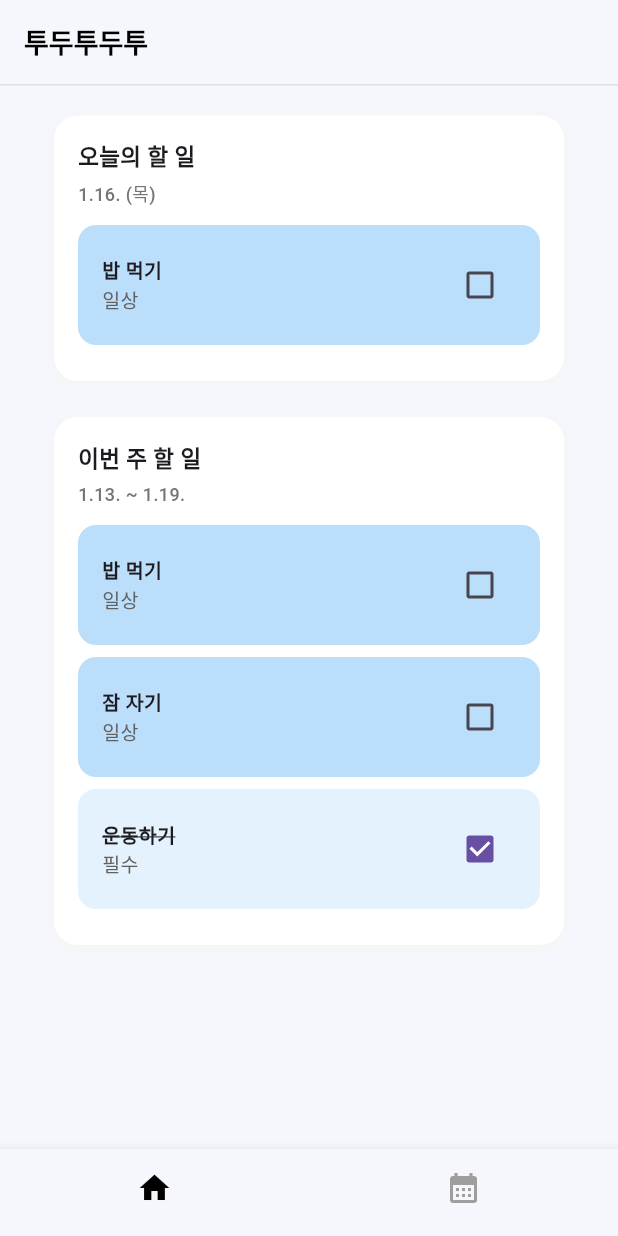
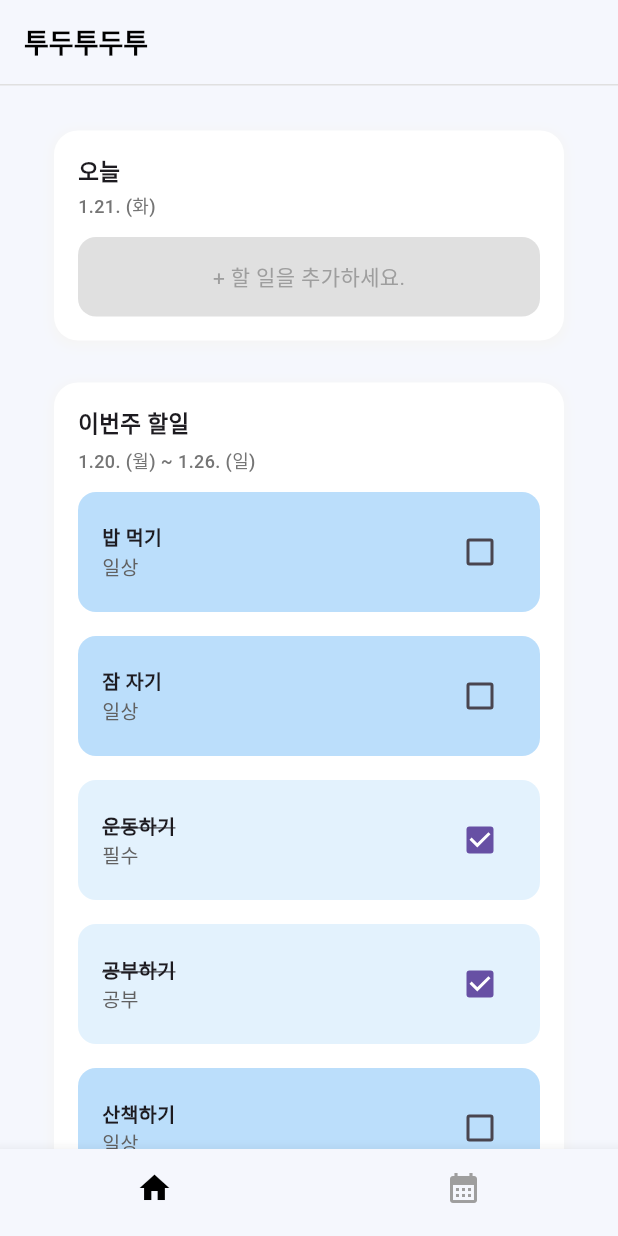
Before and after one commit to Team-TodoTodoTo/frontend, a Flutter app: the screen it shows after launch, on a phone screen of 412 x 824 dp. Run offline on Flutter 3.47's test engine with Material 3 defaults, Android fonts, the phone set to English and light mode, and no system bars; our stand-ins replace get, table_calendar.

Commit message:
feat: 기능 쪽 퍼블리싱 찐마무리

```diff
--- a/lib/main.dart
+++ b/lib/main.dart
@@ -1,6 +1,9 @@
 import 'package:flutter/material.dart';
+import 'package:intl/date_symbol_data_local.dart';
 import 'src/app.dart';
 
-void main() {
+Future<void> main() async {
+  WidgetsFlutterBinding.ensureInitialized(); // Flutter 엔진 초기화
+  await initializeDateFormatting('ko_KR', null); // 한국어 로케일 데이터 초기화
   runApp(const MyApp());
 }
--- a/lib/src/screens/todo/index.dart
+++ b/lib/src/screens/todo/index.dart
@@ -1,7 +1,9 @@
 import 'package:flutter/material.dart';
-import '../../widgets/section_container.dart';
+import 'package:intl/intl.dart';
 import '../../shared/category_data.dart';
 import '../../shared/todo_data.dart';
+import '../../widgets/section_container.dart';
+import '../../widgets/modal/add_todo.dart';
 
 class TodoIndex extends StatefulWidget {
   const TodoIndex({super.key});
@@ -11,12 +13,74 @@ class TodoIndex extends StatefulWidget {
 }
 
 class _TodoIndexState extends State<TodoIndex> {
-  late List<Map<String, dynamic>> todos;
+  List<Map<String, dynamic>> tasks =
+      todoList.map((task) => Map<String, dynamic>.from(task)).toList();
 
-  @override
-  void initState() {
-    super.initState();
-    todos = List<Map<String, dynamic>>.from(todoList);
+  final DateTime today = DateTime.now();
+
+  String getFormattedDate(DateTime date) {
+    return DateFormat("M.d. (E)", 'ko').format(date);
+  }
+
+  String getWeekRange() {
+    DateTime startOfWeek = today.subtract(Duration(days: today.weekday - 1));
+    DateTime endOfWeek = startOfWeek.add(const Duration(days: 6));
+    return "${DateFormat('M.d. (E)', 'ko').format(startOfWeek)} ~ "
+        "${DateFormat('M.d. (E)', 'ko').format(endOfWeek)}";
+  }
+
+  void _toggleTask(int index) {
+    setState(() {
+      tasks = tasks.map((task) {
+        if (tasks.indexOf(task) == index) {
+          return {...task, 'isCompleted': !task['isCompleted']};
+        }
+        return task;
+      }).toList();
+    });
+  }
+
+  void _showAddTaskModal() {
+    showDialog(
+      context: context,
+      builder: (context) => AddTodo(
+        onAdd: (title, category, date) {
+          final categoryData = categoryList.firstWhere(
+            (item) => item["title"] == category,
+            orElse: () => {"id": 1},
+          );
+          setState(() {
+            tasks.add({
+              "todo": title,
+              "categoryId": categoryData["id"],
+              "date": date,
+              "isCompleted": false,
+            });
+          });
+        },
+      ),
+    );
+  }
+
+  String _getCategoryTitle(int? categoryId) {
+    if (categoryId == null) return "알 수 없음";
+    final category = categoryList.firstWhere(
+      (item) => item["id"] == categoryId,
+      orElse: () => {"title": "알 수 없음"},
+    );
+    return category["title"] ?? "알 수 없음";
+  }
+
+  bool _isToday(String? dateString) {
+    if (dateString == null) return false;
+    try {
+      DateTime taskDate = DateTime.parse(dateString);
+      return taskDate.year == today.year &&
+          taskDate.month == today.month &&
+          taskDate.day == today.day;
+    } catch (e) {
+      return false;
+    }
   }
 
   @override
@@ -24,43 +88,47 @@ class _TodoIndexState extends State<TodoIndex> {
     return ListView(
       padding: const EdgeInsets.all(16),
       children: [
+        Padding(
+          padding: const EdgeInsets.only(bottom: 20, top: 10),
+          child: SectionContainer(
+            title: "오늘",
+            date: getFormattedDate(today),
+            children: [
+              ...tasks.where((task) => _isToday(task["date"])).map((task) {
+                return _buildTaskItem(
+                  task["todo"] as String? ?? "제목 없음",
+                  _getCategoryTitle(task["categoryId"] as int?),
+                  task["isCompleted"] as bool? ?? false,
+                );
+              }),
+              _buildAddTaskButton(),
+            ],
+          ),
+        ),
         SectionContainer(
-          title: "오늘의 할 일",
-          date: "1.16. (목)",
-          children: _buildTaskList("2025-01-16"),
-        ),
-        const SizedBox(height: 16),
-        SectionContainer(
-          title: "이번 주 할 일",
-          date: "1.13. ~ 1.19.",
-          children: _buildTaskListForWeek(["2025-01-16", "2025-01-18"]),
+          title: "이번주 할일",
+          date: getWeekRange(),
+          children: [
+            ...tasks.map((task) {
+              return _buildTaskItem(
+                task["todo"] as String? ?? "제목 없음",
+                _getCategoryTitle(task["categoryId"] as int?),
+                task["isCompleted"] as bool? ?? false,
+              );
+            }),
+            _buildAddTaskButton(),
+          ],
         ),
       ],
     );
   }
 
-  List<Widget> _buildTaskList(String date) {
-    final filteredTodos = todos.where((todo) => todo['date'] == date).toList();
-    return filteredTodos.map((task) => _buildTaskItem(task)).toList();
-  }
-
-  List<Widget> _buildTaskListForWeek(List<String> dates) {
-    final filteredTodos =
-        todos.where((todo) => dates.contains(todo['date'])).toList();
-    return filteredTodos.map((task) => _buildTaskItem(task)).toList();
-  }
-
-  Widget _buildTaskItem(Map<String, dynamic> task) {
-    final category = categoryList.firstWhere(
-      (cat) => cat['id'] == task['categoryId'],
-      orElse: () => {"title": "알 수 없음"},
-    );
-
+  Widget _buildTaskItem(String title, String subtitle, bool isChecked) {
     return Container(
-      margin: const EdgeInsets.only(bottom: 8),
+      margin: const EdgeInsets.only(bottom: 16),
       padding: const EdgeInsets.all(16),
       decoration: BoxDecoration(
-        color: task["isCompleted"] ? Colors.blue.shade50 : Colors.blue.shade100,
+        color: isChecked ? Colors.blue.shade50 : Colors.blue.shade100,
         borderRadius: BorderRadius.circular(12),
       ),
       child: Row(
@@ -70,26 +138,27 @@ class _TodoIndexState extends State<TodoIndex> {
               crossAxisAlignment: CrossAxisAlignment.start,
               children: [
                 Text(
-                  task["todo"],
+                  title,
                   style: TextStyle(
                     fontWeight: FontWeight.bold,
                     fontSize: 13,
-                    decoration: task["isCompleted"]
+                    decoration: isChecked
                         ? TextDecoration.lineThrough
                         : TextDecoration.none,
                   ),
                 ),
                 Text(
-                  category["title"],
+                  subtitle,
                   style: TextStyle(fontSize: 13, color: Colors.grey.shade700),
                 ),
               ],
             ),
           ),
           Checkbox(
-            value: task["isCompleted"] ?? false,
+            value: isChecked,
             onChanged: (value) {
-              _toggleTaskCompletion(task);
+              final index = tasks.indexWhere((task) => task["todo"] == title);
+              _toggleTask(index);
             },
           ),
         ],
@@ -97,15 +166,26 @@ class _TodoIndexState extends State<TodoIndex> {
     );
   }
 
-  void _toggleTaskCompletion(Map<String, dynamic> task) {
-    setState(() {
-      final index = todos.indexWhere((t) => t == task);
-      if (index != -1) {
-        todos[index] = {
-          ...task,
-          "isCompleted": !task["isCompleted"],
-        };
-      }
-    });
+  Widget _buildAddTaskButton() {
+    return Material(
+      color: Colors.transparent,
+      child: InkWell(
+        onTap: _showAddTaskModal,
+        borderRadius: BorderRadius.circular(12),
+        splashColor: Colors.blue.shade200,
+        highlightColor: Colors.blue.shade50,
+        child: Container(
+          width: double.infinity,
+          padding: const EdgeInsets.all(16),
+          decoration: BoxDecoration(
+            color: Colors.grey.shade300,
+            borderRadius: BorderRadius.circular(12),
+          ),
+          child: const Center(
+            child: Text("+ 할 일을 추가하세요.", style: TextStyle(color: Colors.grey)),
+          ),
+        ),
+      ),
+    );
   }
 }
--- a/pubspec.yaml
+++ b/pubspec.yaml
@@ -33,6 +33,7 @@ dependencies:
 
   # The following adds the Cupertino Icons font to your application.
   # Use with the CupertinoIcons class for iOS style icons.
+  intl: ^0.20.1
   cupertino_icons: ^1.0.8
   get: ^4.6.6
   table_calendar: ^3.2.0
```
Also changed, not shown: lib/src/widgets/modal/add_todo.dart (+13 -8 lines), pubspec.lock.
